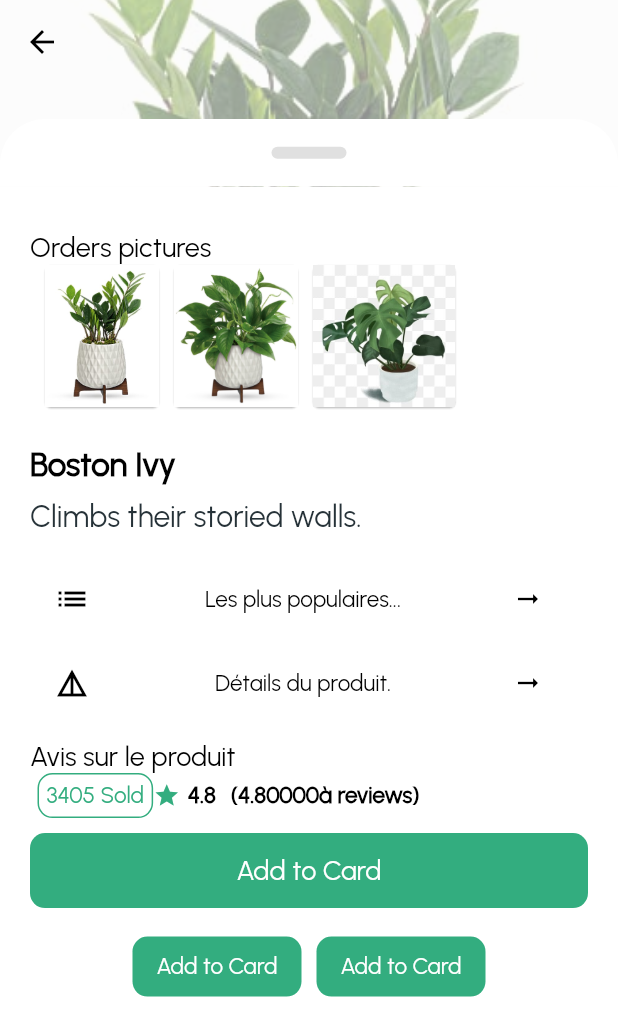
After one commit to arolleaguekeng/Bayarm, a Flutter app: the Detail screen opened directly with sample values from the repository, scrolled down 370 dp, after a tap on the "arrow right alt" icon, on a phone screen of 412 x 824 dp. The commit adds this screen. Shown: the top 1036 px of the screen. Run offline on Flutter 3.47's test engine with Material 2 defaults, Android fonts, the phone set to English and light mode, and no system bars; our stand-ins replace firebase_auth, firebase_core, flutter_svg, image_picker, intl_phone_field, pinput; accounts and stored records are empty; network calls fail.

Commit message:
Modification of detail page

```diff
--- a/bayarm/lib/screens/home/home_content.dart
+++ b/bayarm/lib/screens/home/home_content.dart
@@ -1,6 +1,7 @@
 import 'package:bayarm/models/categories.dart';
 import 'package:bayarm/routes/routes_name.dart';
 import 'package:bayarm/screens/components/forms/costum_text_field.dart';
+import 'package:bayarm/screens/product/product_details/product.dart';
 import 'package:bayarm/screens/product/product_details/product_details_screen.dart';
 import 'package:flutter/material.dart';
 
@@ -103,7 +104,10 @@ class _HomeContent extends State<HomeContent> {
               child: ListView.builder(
                 scrollDirection: Axis.horizontal,
                 itemBuilder: (context, index) {
-                  return productWidget(
+                  return Hero(
+                    transitionOnUserGestures: true,
+                    tag: products2[index].name,
+                    child: productWidget(
                       product: products2[index],
                       likebtn: IconButton(
                         onPressed: () {},
@@ -111,6 +115,7 @@ class _HomeContent extends State<HomeContent> {
                           Icons.star,
                           color: green,
                           size: 30,
+                        ),
                       ),
                     ),
                   );
@@ -161,7 +166,10 @@ class _HomeContent extends State<HomeContent> {
                     mainAxisSpacing: 10,
                     mainAxisExtent: 300),
                 itemBuilder: (_, index) {
-                  return productWidget2(
+                  return Hero(
+                    transitionOnUserGestures: true,
+                    tag: products2[index].name,
+                    child: productWidget2(
                       product: products2[index],
                       btnicon: IconButton(
                         icon: Icon(
@@ -169,6 +177,7 @@ class _HomeContent extends State<HomeContent> {
                           color: green,
                         ),
                         onPressed: () {},
+                      ),
                     ),
                   );
                 },
@@ -189,7 +198,7 @@ class _HomeContent extends State<HomeContent> {
           context,
           MaterialPageRoute(
             builder: (_) {
-              return ProductDetailsScreen(product: product);
+              return Detail(product: product);
             },
           ),
         );
--- /dev/null
+++ b/bayarm/lib/screens/product/product_details/product.dart
@@ -0,0 +1,445 @@
+import 'package:bayarm/constants/constants.dart';
+import 'package:bayarm/screens/components/forms/custom_text.dart';
+
+import '../../../models/product_model.dart';
+import 'package:flutter/material.dart';
+
+class Detail extends StatefulWidget {
+  final ProductModel product;
+  const Detail({super.key, required this.product});
+
+  @override
+  State<Detail> createState() => _DetailState();
+}
+
+class _DetailState extends State<Detail> with SingleTickerProviderStateMixin {
+  bool isOpenened = false;
+  AnimationController? _animationController;
+  Animation<Color?>? _buttonColor;
+  Animation<double>? _animationIcon;
+  Animation<double>? _translateButton;
+  Curve _curve = Curves.easeOut;
+  double _fabHeight = 56.0;
+  @override
+  void initState() {
+    _animationController = AnimationController(
+      vsync: this,
+      duration: Duration(milliseconds: 500),
+    )..addListener(
+        () {
+          setState(
+            () {},
+          );
+        },
+      );
+    _animationIcon =
+        Tween<double>(begin: 0.0, end: 1.0).animate(_animationController!);
+    _buttonColor = ColorTween(begin: Colors.blue, end: Colors.red).animate(
+      CurvedAnimation(
+        parent: _animationController!,
+        curve: Interval(0.00, 1.00, curve: Curves.linear),
+      ),
+    );
+    _translateButton = Tween<double>(begin: _fabHeight, end: -14.0).animate(
+      CurvedAnimation(
+        parent: _animationController!,
+        curve: Interval(0.0, 0.75, curve: _curve),
+      ),
+    );
+    super.initState();
+  }
+
+  @override
+  void dispose() {
+    _animationController!.dispose();
+    super.dispose();
+  }
+
+  Widget buttonAsk() {
+    return Container(
+      child: FloatingActionButton(
+        onPressed: () {},
+        tooltip: "Ask",
+        child: Icon(
+          Icons.add,
+        ),
+      ),
+    );
+  }
+
+  Widget buttonEdit() {
+    return Container(
+      child: FloatingActionButton(
+        onPressed: () {},
+        tooltip: "Edit",
+        child: Icon(
+          Icons.edit,
+        ),
+      ),
+    );
+  }
+
+  Widget buttonDelete() {
+    return Container(
+      child: FloatingActionButton(
+        onPressed: () {},
+        tooltip: "Delete",
+        child: Icon(
+          Icons.delete,
+        ),
+      ),
+    );
+  }
+
+  Widget buttonToggle() {
+    return Container(
+      child: FloatingActionButton(
+          backgroundColor: _buttonColor!.value,
+          onPressed: animate,
+          tooltip: "Toggle",
+          child: AnimatedIcon(
+            icon: AnimatedIcons.menu_close,
+            progress: _animationIcon!,
+          )),
+    );
+  }
+
+  animate() {
+    if (isOpenened)
+      _animationController!.forward();
+    else
+      _animationController!.reverse();
+
+    setState(() {
+      isOpenened = !isOpenened;
+    });
+  }
+
+  @override
+  Widget build(BuildContext context) {
+    String imagePicture = widget.product.images[0];
+    return Scaffold(
+      /*floatingActionButtonLocation: FloatingActionButtonLocation.endFloat,
+      floatingActionButton: Column(
+        mainAxisAlignment: MainAxisAlignment.end,
+        children: [
+          Transform(
+            transform: Matrix4.translationValues(
+                0.0, _translateButton!.value * 3.0, 0.0),
+            child: buttonAsk(),
+          ),
+          Transform(
+            transform: Matrix4.translationValues(
+                0.0, _translateButton!.value * 2.0, 0.0),
+            child: buttonDelete(),
+          ),
+          Transform(
+            transform:
+                Matrix4.translationValues(0.0, _translateButton!.value, 0.0),
+            child: buttonEdit(),
+          ),
+          buttonToggle(),
+        ],
+      ),*/
+      body: CustomScrollView(
+        slivers: [
+          SliverAppBar(
+            expandedHeight: MediaQuery.of(context).size.height * 0.6,
+            elevation: 0,
+            snap: true,
+            floating: true,
+            stretch: true,
+            backgroundColor: Colors.grey.shade50,
+            foregroundColor: Colors.black,
+            flexibleSpace: FlexibleSpaceBar(
+              stretchModes: [
+                StretchMode.zoomBackground,
+              ],
+              background: Hero(
+                transitionOnUserGestures: true,
+                tag: widget.product.name,
+                child: Image.asset(
+                  imagePicture,
+                  fit: BoxFit.cover,
+                ),
+              ),
+            ),
+            bottom: PreferredSize(
+              preferredSize: Size.fromHeight(45),
+              child: Container(
+                height: 45,
+                decoration: BoxDecoration(
+                  color: Colors.white,
+                  borderRadius: BorderRadius.only(
+                    topLeft: Radius.circular(30),
+                    topRight: Radius.circular(30),
+                  ),
+                ),
+                child: Center(
+                  child: Container(
+                    width: 50,
+                    height: 8,
+                    decoration: BoxDecoration(
+                      color: Colors.grey.shade300,
+                      borderRadius: BorderRadius.circular(10),
+                    ),
+                  ),
+                ),
+              ),
+            ),
+          ),
+          SliverList(
+            delegate: SliverChildListDelegate(
+              [
+                Container(
+                  height: MediaQuery.of(context).size.height * 0.85,
+                  padding: const EdgeInsets.symmetric(
+                    horizontal: 20,
+                    vertical: 30,
+                  ),
+                  color: Colors.white,
+                  child: Column(
+                    crossAxisAlignment: CrossAxisAlignment.start,
+                    children: [
+                      CustumText(
+                        text: "Orders pictures",
+                        size: 18,
+                        color: Colors.black,
+                      ),
+                      Container(
+                        padding: const EdgeInsets.only(bottom: 5),
+                        height: 100,
+                        child: ListView.builder(
+                          scrollDirection: Axis.horizontal,
+                          itemBuilder: (context, index) {
+                            return InkWell(
+                              onTap: () {
+                                setState(() {
+                                  imagePicture = widget.product.images[index];
+                                });
+                              },
+                              child: CardImage(
+                                image: widget.product.images[index],
+                              ),
+                            );
+                          },
+                          itemCount: widget.product.images.length,
+                        ),
+                      ),
+                      const SizedBox(
+                        height: 20,
+                      ),
+                      Row(
+                        crossAxisAlignment: CrossAxisAlignment.start,
+                        mainAxisAlignment: MainAxisAlignment.spaceBetween,
+                        children: [
+                          Column(
+                            crossAxisAlignment: CrossAxisAlignment.start,
+                            children: [
+                              CustumText(
+                                text: widget.product.name,
+                                size: 22,
+                                color: Colors.black,
+                                weight: FontWeight.bold,
+                              ),
+                              const SizedBox(
+                                height: 10,
+                              ),
+                              CustumText(
+                                text: widget.product.description,
+                                size: 20,
+                                color: Colors.blueGrey.shade900,
+                              ),
+                            ],
+                          ),
+                        ],
+                      ),
+                      const SizedBox(
+                        height: 10,
+                      ),
+                      Container(
+                        padding: const EdgeInsets.symmetric(vertical: 5),
+                        child: Column(
+                          children: [
+                            ListTile(
+                              leading: const Icon(
+                                Icons.list,
+                                color: Colors.black,
+                              ),
+                              title: const CustumText(
+                                text: 'Les plus populaires...',
+                                size: 15,
+                              ),
+                              trailing: IconButton(
+                                onPressed: () {},
+                                icon: const Icon(
+                                  Icons.arrow_right_alt,
+                                  color: Colors.black,
+                                  size: 20,
+                                ),
+                              ),
+                            ),
+                            ListTile(
+                              leading: const Icon(
+                                Icons.details,
+                                color: Colors.black,
+                              ),
+                              title: const CustumText(
+                                text: 'Détails du produit.',
+                                size: 15,
+                              ),
+                              trailing: IconButton(
+                                onPressed: () {},
+                                icon: const Icon(
+                                  Icons.arrow_right_alt,
+                                  color: Colors.black,
+                                  size: 20,
+                                ),
+                              ),
+                            ),
+                          ],
+                        ),
+                      ),
+                      const SizedBox(
+                        height: 5,
+                      ),
+                      CustumText(
+                        text: "Avis sur le produit",
+                        size: 18,
+                        color: Colors.black,
+                      ),
+                      Container(
+                        child: Row(
+                          mainAxisAlignment: MainAxisAlignment.start,
+                          children: [
+                            Container(
+                              margin: const EdgeInsets.only(left: 5),
+                              padding: const EdgeInsets.all(5),
+                              decoration: BoxDecoration(
+                                borderRadius: BorderRadius.circular(10),
+                                border: Border.all(color: green),
+                              ),
+                              child: CustumText(
+                                text: '3405 Sold',
+                                size: 15,
+                                color: green,
+                              ),
+                            ),
+                            Icon(
+                              Icons.star,
+                              color: green,
+                              size: 18,
+                            ),
+                            Container(
+                              margin: const EdgeInsets.symmetric(horizontal: 5),
+                              child: CustumText(
+                                text: '4.8',
+                                size: 15,
+                                weight: FontWeight.bold,
+                              ),
+                            ),
+                            Container(
+                              margin: const EdgeInsets.symmetric(horizontal: 5),
+                              child: CustumText(
+                                text: '(4.80000à reviews)',
+                                size: 15,
+                                weight: FontWeight.bold,
+                              ),
+                            ),
+                          ],
+                        ),
+                      ),
+                      const SizedBox(
+                        height: 10,
+                      ),
+                      MaterialButton(
+                        onPressed: () {
+                          Navigator.pop(context);
+                        },
+                        height: 50,
+                        elevation: 0,
+                        splashColor: Colors.green,
+                        shape: RoundedRectangleBorder(
+                          borderRadius: BorderRadius.circular(10),
+                        ),
+                        color: green,
+                        child: Center(
+                          child: CustumText(
+                            size: 18,
+                            text: "Add to Card",
+                            color: Colors.white,
+                          ),
+                        ),
+                      ),
+                      const SizedBox(
+                        height: 15,
+                      ),
+                      Row(
+                        crossAxisAlignment: CrossAxisAlignment.center,
+                        mainAxisAlignment: MainAxisAlignment.center,
+                        children: [
+                          MaterialButton(
+                            onPressed: () {
+                              Navigator.pop(context);
+                            },
+                            height: 40,
+                            elevation: 0,
+                            splashColor: Colors.green,
+                            shape: RoundedRectangleBorder(
+                              borderRadius: BorderRadius.circular(10),
+                            ),
+                            color: green,
+                            child: Center(
+                              child: CustumText(
+                                size: 15,
+                                text: "Add to Card",
+                                color: Colors.white,
+                              ),
+                            ),
+                          ),
+                          const SizedBox(
+                            width: 10,
+                          ),
+                          MaterialButton(
+                            onPressed: () {
+                              Navigator.pop(context);
+                            },
+                            height: 40,
+                            elevation: 0,
+                            splashColor: Colors.green,
+                            shape: RoundedRectangleBorder(
+                              borderRadius: BorderRadius.circular(10),
+                            ),
+                            color: green,
+                            child: Center(
+                              child: CustumText(
+                                size: 15,
+                                text: "Add to Card",
+                                color: Colors.white,
+                              ),
+                            ),
+                          )
+                        ],
+                      )
+                    ],
+                  ),
+                ),
+              ],
+            ),
+          ),
+        ],
+      ),
+    );
+  }
+
+  Widget CardImage({required String image}) {
+    return Card(
+      margin: const EdgeInsets.only(left: 10),
+      child: Image.asset(
+        image,
+        fit: BoxFit.cover,
+      ),
+      elevation: 0.5,
+    );
+  }
+}
--- a/bayarm/lib/screens/product/product_details/product_details_content.dart
+++ b/bayarm/lib/screens/product/product_details/product_details_content.dart
@@ -261,56 +261,6 @@ class _DetailsCardState extends State<DetailsCard>
                 ),
               ),
               Container(
-                margin:
-                    const EdgeInsets.symmetric(horizontal: 10, vertical: 10),
-                child: Row(
-                  mainAxisAlignment: MainAxisAlignment.spaceAround,
-                  children: [
-                    CustumText(
-                      text: 'Quantity',
-                      size: 15,
-                      weight: FontWeight.bold,
-                    ),
-                    Container(
-                      padding: const EdgeInsets.symmetric(
-                          horizontal: 10, vertical: 5),
-                      decoration: BoxDecoration(
-                        borderRadius: BorderRadius.circular(15),
-                        color: Colors.grey[100],
-                      ),
-                      child: Row(
-                        mainAxisAlignment: MainAxisAlignment.start,
-                        children: [
-                          IconButton(
-                            onPressed: () {},
-                            icon: Icon(
-                              Icons.remove,
-                              color: green,
-                            ),
-                          ),
-                          Padding(
-                            padding: const EdgeInsets.symmetric(
-                              horizontal: 10,
-                            ),
-                            child: CustumText(
-                              text: '2',
-                              size: 15,
-                            ),
-                          ),
-                          IconButton(
-                            onPressed: () {},
-                            icon: Icon(
-                              Icons.add,
-                              color: green,
-                            ),
-                          ),
-                        ],
-                      ),
-                    )
-                  ],
-                ),
-              ),
-              Container(
                 margin: const EdgeInsets.only(
                   top: 10,
                 ),
--- a/bayarm/pubspec.yaml
+++ b/bayarm/pubspec.yaml
@@ -74,7 +74,6 @@ flutter:
     - assets/images/png/
     - assets/images/svg/
     - assets/icons/
-    - assets/flags/
 
   # Add Custom fonts
   fonts:
```
Lines whose indentation alone changed are shown as unchanged.
